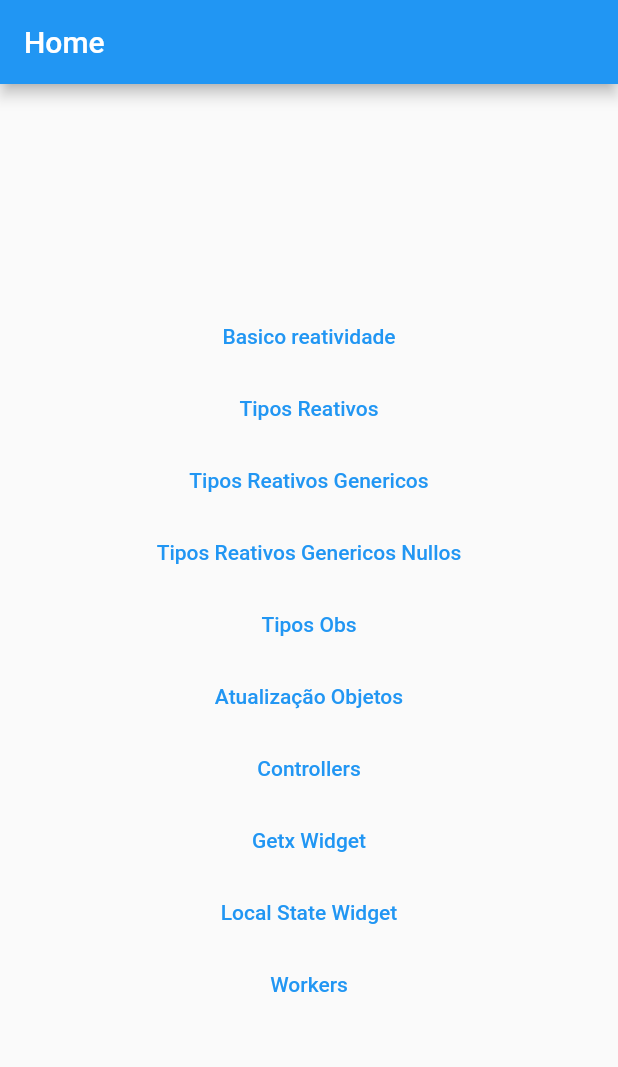
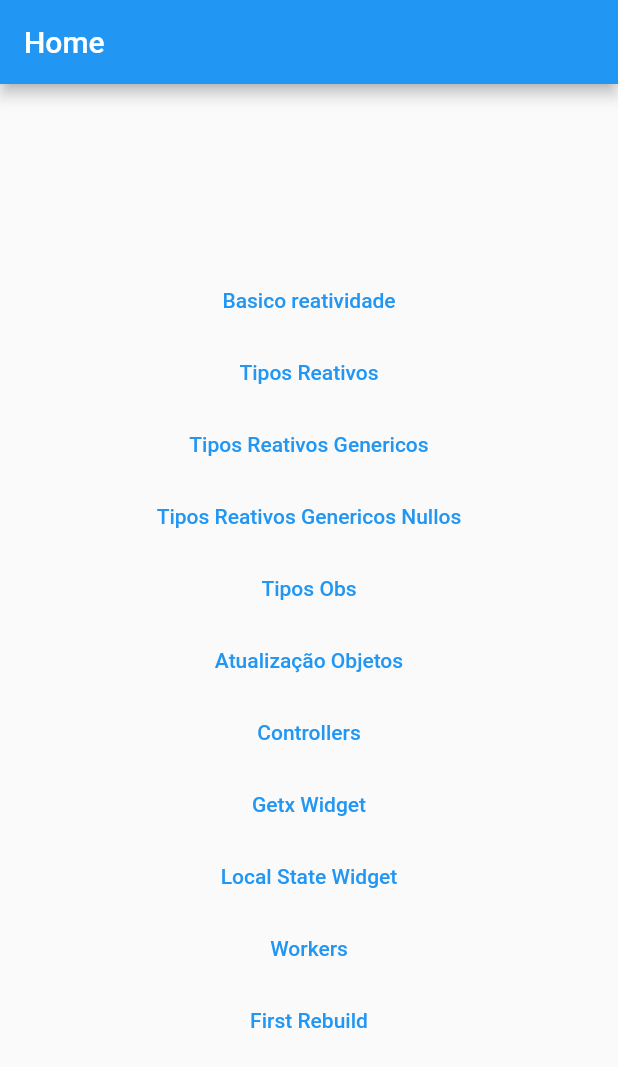
Before and after one commit to 2DevGs/get_state_manager, a Flutter app: the screen it shows after launch, on a phone screen of 412 x 824 dp. Shown: the top 1067 px of the screen. Run offline on Flutter 3.47's test engine with Material 2 defaults, Android fonts, the phone set to English and light mode, and no system bars; our stand-ins replace get.

Commit message:
Initialization (firstRebuild)
Understanding the concept and removing behavior.

```diff
--- a/lib/home_page.dart
+++ b/lib/home_page.dart
@@ -74,6 +74,12 @@ class HomePage extends StatelessWidget {
               },
               child: const Text('Workers'),
             ),
+            TextButton(
+              onPressed: () {
+                Get.toNamed('/firstRebuild');
+              },
+              child: const Text('First Rebuild'),
+            ),
           ],
         ),
       ),
--- a/lib/main.dart
+++ b/lib/main.dart
@@ -1,12 +1,12 @@
 import 'package:flutter/material.dart';
 import 'package:get/get.dart';
-import 'package:get_state_manager/workers/workers_controller.dart';
 
 import 'atualizacao/atuzalizacao_objetos_page.dart';
 import 'basico/reatividade_page.dart';
 import 'controllers/controllers_home_page.dart';
 import 'controllers/getxcontroller_example/controller.dart';
 import 'controllers/getxcontroller_example/getx_controller_example_page.dart';
+import 'firstRebuild/first_rebuild_page.dart';
 import 'getx_widget/getx_widget_controller.dart';
 import 'getx_widget/getx_widget_page.dart';
 import 'home_page.dart';
@@ -15,6 +15,7 @@ import 'tipos/tipo_obs_page.dart';
 import 'tipos/tipo_reativos_genericos_nullos_page.dart';
 import 'tipos/tipo_reativos_genericos_page.dart';
 import 'tipos/tipo_reativos_page.dart';
+import 'workers/workers_controller.dart';
 import 'workers/workers_page.dart';
 
 void main() {
@@ -88,6 +89,10 @@ class MyApp extends StatelessWidget {
           ),
           page: () => const WorkersPage(),
         ),
+        GetPage(
+          name: '/firstRebuild',
+          page: () => FirstRebuildPage(),
+        ),
       ],
     );
   }
```
Also changed, not shown: lib/firstRebuild/first_rebuild_page.dart (added, +56 -0 lines).
